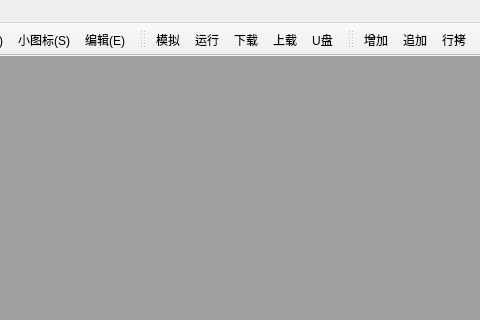
Qt form QStudioSCADA/ProjectManager/MainWindow.ui (VelsonWang/HmiFuncDesigner) before a commit; both pictures show x 349 to 829 and y 0 to 320 of the 1185 by 683 pixel window.
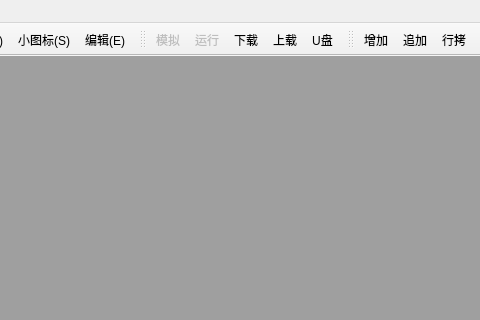
The same form after that commit. Icons and pictures are not drawn.

Commit message: update document QStudioSCADA软件需求.docx.

Patch:
```diff
--- a/QStudioSCADA/ProjectManager/MainWindow.ui
+++ b/QStudioSCADA/ProjectManager/MainWindow.ui
@@ -395,6 +395,9 @@
    </property>
   </action>
   <action name="actionSimulate">
+   <property name="enabled">
+    <bool>false</bool>
+   </property>
    <property name="icon">
     <iconset resource="../DrawApplication/DrawApplication/images.qrc">
      <normaloff>:/images/offline.png</normaloff>:/images/offline.png</iconset>
@@ -407,6 +410,9 @@
    </property>
   </action>
   <action name="actionRun">
+   <property name="enabled">
+    <bool>false</bool>
+   </property>
    <property name="icon">
     <iconset resource="../DrawApplication/DrawApplication/images.qrc">
      <normaloff>:/images/online.png</normaloff>:/images/online.png</iconset>
```
Left out of the diff: 54 changed lines with no effect on the pictures. The commit also changes 2 other files.
